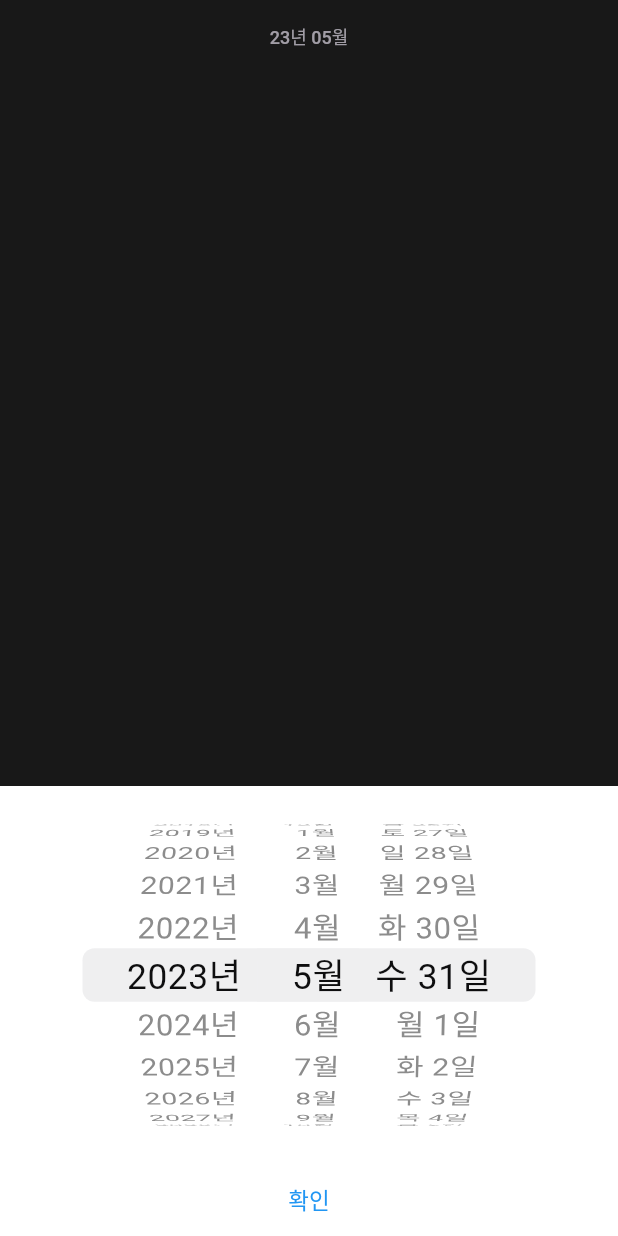
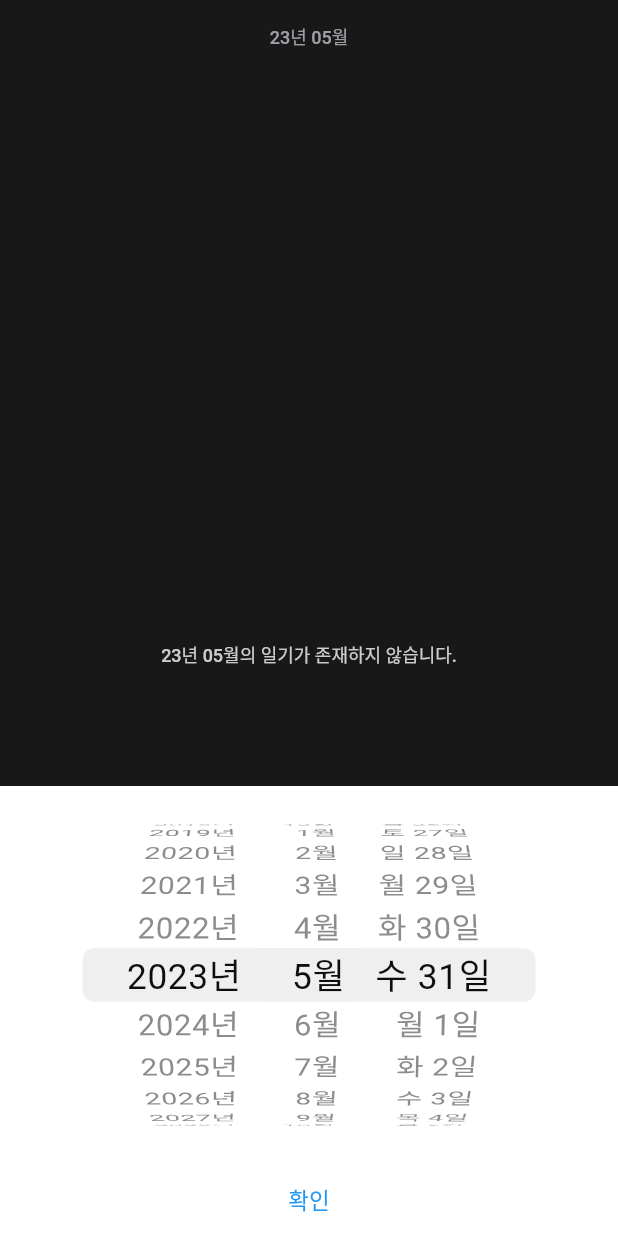
Before and after one commit to dmsvk0217/holydiary, a Flutter app: the TimelinePage screen opened directly, after a tap on an icon or button, on a phone screen of 412 x 824 dp. Run offline on Flutter 3.47's test engine with Material 2 defaults, Android fonts, the phone set to English and light mode, and no system bars; our stand-ins replace accordion, cloud_firestore, firebase_auth, firebase_core, flutter_dotenv, get and 2 more; missing offline and left inert: flutterfire_ui; accounts and stored records are empty; Roboto replaces fonts that are missing (GmarketSans); statements that could not run were skipped.

Commit message:
timeline listview 버그 수정

```diff
--- a/lib/view/pages/timeline_page.dart
+++ b/lib/view/pages/timeline_page.dart
@@ -82,20 +82,22 @@ class _TimelinePageState extends State<TimelinePage> {
           ),
           Obx(
             () => Expanded(
-              child: ListView.builder(
+              child: diaryController.diaryMonthList.length == 0
+                  ? Center(
+                      child: Text(
+                        "$selectedDateString의 일기가 존재하지 않습니다.",
+                        style: getMediumStyle(
+                          color: Colors.white,
+                        ),
+                      ),
+                    )
+                  : ListView.builder(
                       itemCount: diaryController.diaryMonthList.length,
                       itemBuilder: (context, index) {
                         Diary diary = diaryController.diaryMonthList[index];
                         print("diaryController.diaryMonthList.length != 0");
                         print(diaryController.diaryMonthList.length != 0);
-                  return diaryController.diaryMonthList.length != 0
-                      ? Writedfield(diary: diary)
-                      : Text(
-                          "$selectedDateString의 일기가 존재하지 않습니다.",
-                          style: getMediumStyle(
-                            color: Colors.white,
-                          ),
-                        );
+                        return Writedfield(diary: diary);
                       },
                     ),
             ),
```
Lines whose indentation alone changed are shown as unchanged.
